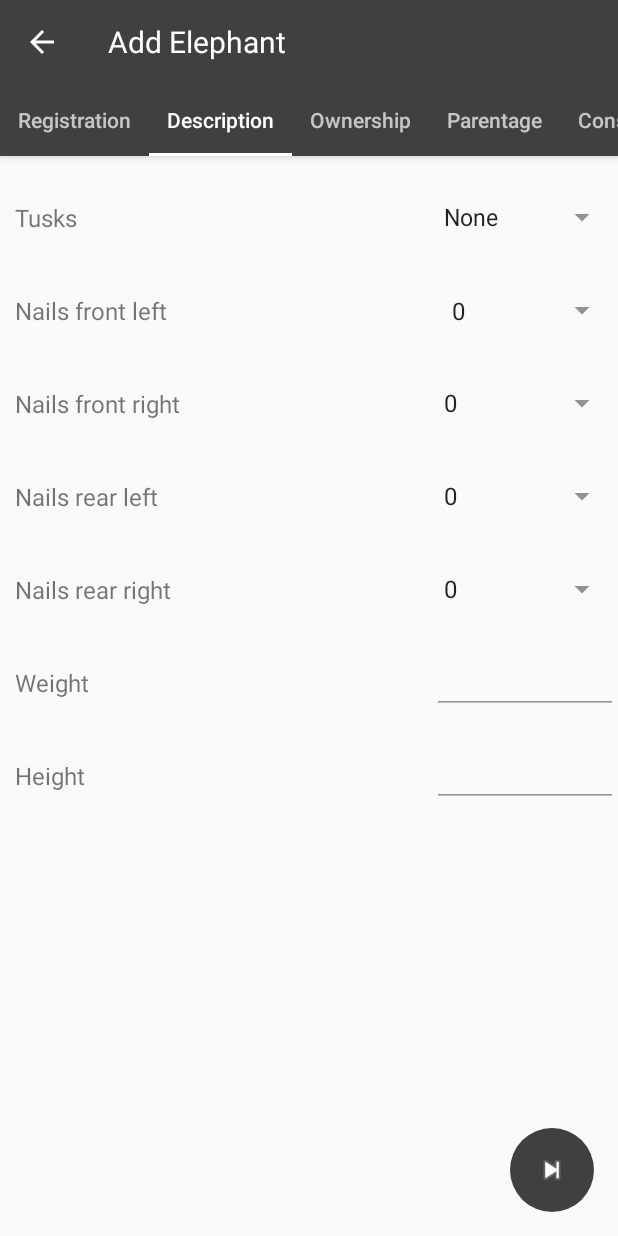
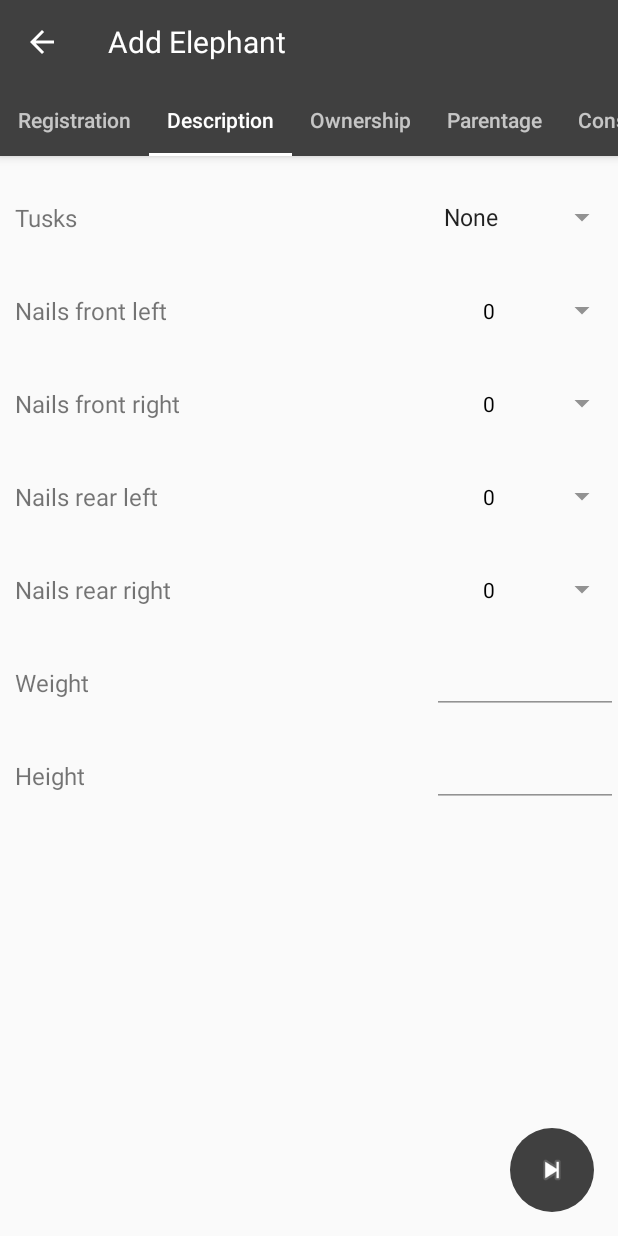
Before and after one commit to ElephantAsia/Elephant-Asia-mobile, an Android app: the AddElephantActivity screen opened directly, with no data from a screen before it, tab 2 chosen, on a phone screen of 412 x 824 dp. Run offline under Robolectric (Android 15) with nearby library versions, the phone set to English and light mode, and no system bars.

Commit message:
add elephant description layout

```diff
--- a/app/src/main/java/fr/elefantasia/elefantasia/activities/AddElephantActivity.java
+++ b/app/src/main/java/fr/elefantasia/elefantasia/activities/AddElephantActivity.java
@@ -6,26 +6,25 @@ import android.support.design.widget.TabLayout;
 import android.support.v4.view.ViewPager;
 import android.support.v7.app.AppCompatActivity;
 import android.support.v7.widget.Toolbar;
-import android.util.Log;
 import android.view.View;
 import android.view.ViewTreeObserver;
 
 import fr.elefantasia.elefantasia.R;
 import fr.elefantasia.elefantasia.adapter.ViewPagerAdapter;
-import fr.elefantasia.elefantasia.database.ElefantDatabase;
-import fr.elefantasia.elefantasia.fragment.AddElephantConsultationFragment;
-import fr.elefantasia.elefantasia.fragment.AddElephantDescriptionFragment;
-import fr.elefantasia.elefantasia.fragment.AddElephantDocumentFragment;
-import fr.elefantasia.elefantasia.fragment.AddElephantLocationFragment;
-import fr.elefantasia.elefantasia.fragment.AddElephantOwnershipFragment;
-import fr.elefantasia.elefantasia.fragment.AddElephantParentageFragment;
-import fr.elefantasia.elefantasia.fragment.AddElephantRegistrationFragment;
+import fr.elefantasia.elefantasia.database.ElephantDatabase;
+import fr.elefantasia.elefantasia.fragment.addElephant.AddElephantConsultationFragment;
+import fr.elefantasia.elefantasia.fragment.addElephant.AddElephantDescriptionFragment;
+import fr.elefantasia.elefantasia.fragment.addElephant.AddElephantDocumentFragment;
+import fr.elefantasia.elefantasia.fragment.addElephant.AddElephantLocationFragment;
+import fr.elefantasia.elefantasia.fragment.addElephant.AddElephantOwnershipFragment;
+import fr.elefantasia.elefantasia.fragment.addElephant.AddElephantParentageFragment;
+import fr.elefantasia.elefantasia.fragment.addElephant.AddElephantRegistrationFragment;
 import fr.elefantasia.elefantasia.utils.ElephantInfo;
 import fr.elefantasia.elefantasia.utils.StaticTools;
 
 public class AddElephantActivity extends AppCompatActivity {
 
-    private ElefantDatabase database;
+    private ElephantDatabase database;
     private TabLayout tabLayout;
     private ViewPager viewPager;
 
@@ -70,7 +69,7 @@ public class AddElephantActivity extends AppCompatActivity {
         tabLayout = (TabLayout) findViewById(R.id.tabs);
         tabLayout.setupWithViewPager(viewPager);
 
-        database = new ElefantDatabase(this);
+        database = new ElephantDatabase(this);
         database.open();
     }
 
--- a/app/src/main/java/fr/elefantasia/elefantasia/activities/ConsultationActivity.java
+++ b/app/src/main/java/fr/elefantasia/elefantasia/activities/ConsultationActivity.java
@@ -8,7 +8,7 @@ import android.widget.TextView;
 import android.widget.Toast;
 
 import fr.elefantasia.elefantasia.R;
-import fr.elefantasia.elefantasia.database.ElefantDatabase;
+import fr.elefantasia.elefantasia.database.ElephantDatabase;
 import fr.elefantasia.elefantasia.fragment.ElephantConsultationFragment;
 import fr.elefantasia.elefantasia.interfaces.ConsultationInterface;
 import fr.elefantasia.elefantasia.utils.ElephantInfo;
@@ -17,7 +17,7 @@ import static fr.elefantasia.elefantasia.activities.SearchBrowserActivity.EXTRA_
 
 public class ConsultationActivity extends AppCompatActivity implements ConsultationInterface {
 
-    private ElefantDatabase database;
+    private ElephantDatabase database;
     private ElephantInfo elephantInfo;
 
     private Toolbar toolbar;
@@ -31,7 +31,7 @@ public class ConsultationActivity extends AppCompatActivity implements Consultat
         super.onCreate(savedInstanceState);
         setContentView(R.layout.consultation_activity);
 
-        database = new ElefantDatabase(this);
+        database = new ElephantDatabase(this);
         database.open();
 
         toolbar = (Toolbar)findViewById(R.id.toolbar);
--- a/app/src/main/java/fr/elefantasia/elefantasia/database/ElefantDatabase.java
+++ b/app/src/main/java/fr/elefantasia/elefantasia/database/ElephantDatabase.java
@@ -21,7 +21,7 @@ import fr.elefantasia.elefantasia.utils.ElephantInfo;
  * Cette classe a pour but de gérer la base donnée Elefant
  */
 
-public class ElefantDatabase {
+public class ElephantDatabase {
 
     /**
      * Version de la base de donnée
@@ -49,7 +49,7 @@ public class ElefantDatabase {
      *
      * @param context Le contexte
      */
-    public ElefantDatabase(Context context) {
+    public ElephantDatabase(Context context) {
         mySQLite = new MySQLite(context, NOM_BDD, null, VERSION_BDD);
 
     }
@@ -225,9 +225,3 @@ public class ElefantDatabase {
     }
 
 }
-
-
-/*Cursor c = database.query(MySQLite.TABLE_NAME, new String[] {MySQLite.COL_ID, MySQLite.COL_NAME},
-        MySQLite.COL_NAME + " LIKE \"" + name +"\"", null, null, null, null);
-
-return (cursorToELefant(c));*/
--- a/app/src/main/java/fr/elefantasia/elefantasia/fragment/AddElephantDescriptionFragment.java
+++ b/app/src/main/java/fr/elefantasia/elefantasia/fragment/addElephant/AddElephantDescriptionFragment.java
@@ -1,15 +1,21 @@
-package fr.elefantasia.elefantasia.fragment;
+package fr.elefantasia.elefantasia.fragment.addElephant;
 
 
 import android.os.Bundle;
 import android.support.design.widget.FloatingActionButton;
 import android.support.v4.app.Fragment;
+import android.view.Gravity;
 import android.view.LayoutInflater;
 import android.view.View;
 import android.view.ViewGroup;
 import android.widget.ArrayAdapter;
 import android.widget.EditText;
 import android.widget.Spinner;
+import android.widget.TextView;
+
+import java.util.ArrayList;
+import java.util.Arrays;
+import java.util.List;
 
 import fr.elefantasia.elefantasia.R;
 import fr.elefantasia.elefantasia.interfaces.AddElephantInterface;
@@ -50,28 +56,28 @@ public class AddElephantDescriptionFragment extends Fragment {
             }
         });
 
-        Integer[] maxNailsFront = new Integer[]{0,1,2,3,4,5};
-        Integer[] maxNailsRear = new Integer[]{0,1,2,3,4};
-        ArrayAdapter<Integer> adapter = new ArrayAdapter<Integer>(this.getActivity(), android.R.layout.simple_spinner_item, maxNailsFront);
+        List<String> maxFront = Arrays.asList("0", "1", "2", "3", "4");
+        List<String> maxRear = Arrays.asList("0", "1", "2", "3", "4", "5");
 
-        tuskSpinner = (Spinner) view.findViewById(R.id.elephant_tusks_spinner);
+        ArrayAdapter<String> adapterFront = new ArrayAdapter<>(getContext(), R.layout.ea_spinner, maxFront);
+        ArrayAdapter<String> adapterRear = new ArrayAdapter<>(getContext(), R.layout.ea_spinner, maxRear);
+
         nailsFrontLeft = (Spinner) view.findViewById(R.id.elephant_nails_front_left);
         nailsFrontRight = (Spinner) view.findViewById(R.id.elephant_nails_front_right);
         nailsRearLeft = (Spinner) view.findViewById(R.id.elephant_nails_rear_left);
         nailsRearRight = (Spinner) view.findViewById(R.id.elephant_nails_rear_right);
 
-        nailsFrontLeft.setAdapter(adapter);
-        nailsFrontRight.setAdapter(adapter);
-        adapter = new ArrayAdapter<Integer>(this.getActivity(), android.R.layout.simple_spinner_item, maxNailsRear);
-        nailsRearLeft.setAdapter(adapter);
-        nailsRearRight.setAdapter(adapter);
+        nailsFrontLeft.setAdapter(adapterFront);
+        nailsFrontRight.setAdapter(adapterFront);
+        nailsRearLeft.setAdapter(adapterRear);
+        nailsRearRight.setAdapter(adapterRear);
 
         weightEditText = (EditText) view.findViewById(R.id.elephant_weight);
         heightEditText = (EditText) view.findViewById(R.id.elephant_height);
 
-
-
         return (view);
     }
 
+
+
 }
--- a/app/src/main/java/fr/elefantasia/elefantasia/fragment/AddElephantOwnershipFragment.java
+++ b/app/src/main/java/fr/elefantasia/elefantasia/fragment/addElephant/AddElephantDocumentFragment.java
@@ -1,4 +1,4 @@
-package fr.elefantasia.elefantasia.fragment;
+package fr.elefantasia.elefantasia.fragment.addElephant;
 
 
 import android.os.Bundle;
@@ -11,11 +11,11 @@ import android.view.ViewGroup;
 import fr.elefantasia.elefantasia.R;
 import fr.elefantasia.elefantasia.interfaces.AddElephantInterface;
 
-public class AddElephantOwnershipFragment extends Fragment {
+public class AddElephantDocumentFragment extends Fragment {
 
     private FloatingActionButton fabNext;
 
-    public AddElephantOwnershipFragment() {
+    public AddElephantDocumentFragment() {
     }
 
     @Override
@@ -27,9 +27,9 @@ public class AddElephantOwnershipFragment extends Fragment {
     public View onCreateView(LayoutInflater inflater, ViewGroup container,
                              Bundle savedInstanceState) {
 
-        View view = inflater.inflate(R.layout.add_elephant_ownership_fragment, container, false);
+        View view = inflater.inflate(R.layout.add_elephant_document_fragment, container, false);
 
-        fabNext = (FloatingActionButton)view.findViewById(R.id.elephant_ownership_fab);
+        fabNext = (FloatingActionButton)view.findViewById(R.id.elephant_document_fab);
         fabNext.setOnClickListener(new View.OnClickListener() {
             @Override
             public void onClick(View v) {
--- a/app/src/main/java/fr/elefantasia/elefantasia/fragment/AddElephantConsultationFragment.java
+++ b/app/src/main/java/fr/elefantasia/elefantasia/fragment/addElephant/AddElephantOwnershipFragment.java
@@ -1,4 +1,4 @@
-package fr.elefantasia.elefantasia.fragment;
+package fr.elefantasia.elefantasia.fragment.addElephant;
 
 
 import android.os.Bundle;
@@ -11,11 +11,11 @@ import android.view.ViewGroup;
 import fr.elefantasia.elefantasia.R;
 import fr.elefantasia.elefantasia.interfaces.AddElephantInterface;
 
-public class AddElephantConsultationFragment extends Fragment {
+public class AddElephantOwnershipFragment extends Fragment {
 
     private FloatingActionButton fabNext;
 
-    public AddElephantConsultationFragment() {
+    public AddElephantOwnershipFragment() {
     }
 
     @Override
@@ -27,9 +27,9 @@ public class AddElephantConsultationFragment extends Fragment {
     public View onCreateView(LayoutInflater inflater, ViewGroup container,
                              Bundle savedInstanceState) {
 
-        View view = inflater.inflate(R.layout.add_elephant_consultation_fragment, container, false);
+        View view = inflater.inflate(R.layout.add_elephant_ownership_fragment, container, false);
 
-        fabNext = (FloatingActionButton)view.findViewById(R.id.elephant_consultation_fab);
+        fabNext = (FloatingActionButton)view.findViewById(R.id.elephant_ownership_fab);
         fabNext.setOnClickListener(new View.OnClickListener() {
             @Override
             public void onClick(View v) {
--- a/app/src/main/java/fr/elefantasia/elefantasia/fragment/AddElephantRegistrationFragment.java
+++ b/app/src/main/java/fr/elefantasia/elefantasia/fragment/addElephant/AddElephantRegistrationFragment.java
@@ -1,23 +1,20 @@
-package fr.elefantasia.elefantasia.fragment;
+package fr.elefantasia.elefantasia.fragment.addElephant;
 
 import android.databinding.DataBindingUtil;
-import android.databinding.ViewDataBinding;
 import android.os.Bundle;
 import android.support.annotation.Nullable;
 import android.support.design.widget.FloatingActionButton;
 import android.support.v4.app.Fragment;
 import android.view.LayoutInflater;
-import android.view.MotionEvent;
 import android.view.View;
 import android.view.ViewGroup;
-import android.widget.EditText;
 
 import fr.elefantasia.elefantasia.R;
 import fr.elefantasia.elefantasia.activities.AddElephantActivity;
 import fr.elefantasia.elefantasia.databinding.AddElephantRegistrationFragmentBinding;
 import fr.elefantasia.elefantasia.utils.ElephantInfo;
+import fr.elefantasia.elefantasia.utils.StaticTools;
 
-import static fr.elefantasia.elefantasia.utils.StaticTools.hideSoftKeyboard;
 
 
 public class AddElephantRegistrationFragment extends Fragment {
@@ -41,9 +38,7 @@ public class AddElephantRegistrationFragment extends Fragment {
         fabNext.setOnClickListener(new View.OnClickListener() {
             @Override
             public void onClick(View v) {
-                if (confirm()) {
-                    ((AddElephantActivity) getActivity()).nextPage();
-                }
+            ((AddElephantActivity) getActivity()).nextPage();
             }
         });
 
@@ -53,38 +48,11 @@ public class AddElephantRegistrationFragment extends Fragment {
     @Override
     public void onActivityCreated(@Nullable Bundle savedInstanceState) {
         super.onActivityCreated(savedInstanceState);
-        setupEditText(getView());
-    }
-
-    public void setupEditText(View view) {
-
-        // Set up touch listener for non-text box views to hide keyboard.
-        if (!(view instanceof EditText)) {
-            view.setOnTouchListener(new View.OnTouchListener() {
-                public boolean onTouch(View v, MotionEvent event) {
-                    hideSoftKeyboard(getActivity());
-                    return false;
-                }
-            });
-        }
-
-        //If a layout container, iterate over children and seed recursion.
-        if (view instanceof ViewGroup) {
-            for (int i = 0; i < ((ViewGroup) view).getChildCount(); i++) {
-                View innerView = ((ViewGroup) view).getChildAt(i);
-                setupEditText(innerView);
-            }
-        }
+        StaticTools.setupHideKeyboardListener(getView(), getActivity());
     }
 
     @Override
     public void onDestroy() {
         super.onDestroy();
     }
-
-    private boolean confirm() {
-        return true;
-//        return (confirmName() && confirmNickname() && confirmId() && confirmChip() && confirmSex()
-//                && confirmBirthdate());
-    }
 }
--- a/app/src/main/java/fr/elefantasia/elefantasia/utils/StaticTools.java
+++ b/app/src/main/java/fr/elefantasia/elefantasia/utils/StaticTools.java
@@ -8,8 +8,11 @@ import android.support.annotation.Nullable;
 import android.util.DisplayMetrics;
 import android.util.Log;
 import android.util.TypedValue;
+import android.view.MotionEvent;
 import android.view.View;
+import android.view.ViewGroup;
 import android.view.inputmethod.InputMethodManager;
+import android.widget.EditText;
 import android.widget.TextView;
 
 import java.io.ByteArrayOutputStream;
@@ -104,14 +107,39 @@ public class StaticTools {
      */
     public static void hideSoftKeyboard(Activity activity) {
         InputMethodManager inputMethodManager = (InputMethodManager) activity.getSystemService(Activity.INPUT_METHOD_SERVICE);
-        inputMethodManager.hideSoftInputFromWindow(activity.getCurrentFocus().getWindowToken(), 0);
+
+        View currentFocus = activity.getCurrentFocus();
+        if (currentFocus != null) {
+            inputMethodManager.hideSoftInputFromWindow(currentFocus.getWindowToken(), 0);
+        }
     }
 
+    /**
+     * Attach a listener that hide keyboard to all View and nested View except EditText
+     * It allows the soft keyboard to get hidden automatically when EditText is not focus
+     *
+     * @param view  Current view
+     * @param activity  Current activity
+     */
+    public static void setupHideKeyboardListener(View view, final Activity activity) {
+        // Set up touch listener for non-text box views to hide keyboard.
+        if (!(view instanceof EditText)) {
+            view.setOnTouchListener(new View.OnTouchListener() {
+                public boolean onTouch(View v, MotionEvent event) {
+                    hideSoftKeyboard(activity);
+                    return false;
+                }
+            });
+        }
 
-//    public static void hideKeyboard(Context ctx, View view) {
-//        InputMethodManager inputMethodManager = (InputMethodManager)ctx.getSystemService(Activity.INPUT_METHOD_SERVICE);
-//        inputMethodManager.hideSoftInputFromWindow(view.getWindowToken(), 0);
-//    }
+        //If a layout container, iterate over children and seed recursion.
+        if (view instanceof ViewGroup) {
+            for (int i = 0; i < ((ViewGroup) view).getChildCount(); i++) {
+                View innerView = ((ViewGroup) view).getChildAt(i);
+                setupHideKeyboardListener(innerView, activity);
+            }
+        }
+    }
 
     /**
      * Check if keyboard is display.
--- a/app/src/main/res/layout/add_elephant_description_fragment.xml
+++ b/app/src/main/res/layout/add_elephant_description_fragment.xml
@@ -1,7 +1,6 @@
 <RelativeLayout
     xmlns:android="http://schemas.android.com/apk/res/android"
     xmlns:app="http://schemas.android.com/apk/res-auto"
-    xmlns:tools="http://schemas.android.com/tools"
     android:layout_width="match_parent"
     android:layout_height="match_parent">
 
@@ -63,7 +62,6 @@
                     android:layout_weight="0.3"
                     android:layout_height="wrap_content"
                     android:gravity="start"
-                    android:padding="5dp"
                     />
             </LinearLayout>
 
@@ -162,7 +160,10 @@
                     android:layout_weight="0.3"
                     android:layout_height="match_parent"
                     android:inputType="numberSigned"
-                    android:id="@+id/elephant_weight" />
+                    android:id="@+id/elephant_weight"
+                    android:gravity="center"
+                    />
+
             </LinearLayout>
 
             <LinearLayout
@@ -172,6 +173,7 @@
                 android:gravity="center_vertical"
                 android:layout_marginTop="@dimen/regular_vertical_margin"
                 >
+
 
                 <TextView
                     android:layout_width="0dp"
@@ -188,6 +190,7 @@
                     android:layout_weight="0.3"
                     android:inputType="numberSigned"
                     android:id="@+id/elephant_height"
+                    android:gravity="center"
                     />
 
             </LinearLayout>
--- /dev/null
+++ b/app/src/main/res/layout/ea_spinner.xml
@@ -0,0 +1,9 @@
+<?xml version="1.0" encoding="utf-8"?>
+<TextView xmlns:android="http://schemas.android.com/apk/res/android"
+    android:layout_width="match_parent"
+    android:layout_height="wrap_content"
+    android:paddingBottom="5dp"
+    android:paddingTop="5dp"
+    android:gravity="center"
+    android:textColor="@android:color/black"
+    />
--- a/app/src/main/res/values/strings.xml
+++ b/app/src/main/res/values/strings.xml
@@ -105,7 +105,6 @@
         <item>Both</item>
     </string-array>
 
-
     <string name="elephant_consultation_title">%1$s - #%2$s</string>
 
     <string name="tusk">Tusks</string>
--- a/build.gradle
+++ b/build.gradle
@@ -5,7 +5,7 @@ buildscript {
         jcenter()
     }
     dependencies {
-        classpath 'com.android.tools.build:gradle:2.2.3'
+        classpath 'com.android.tools.build:gradle:2.3.0'
 
         // NOTE: Do not place your application dependencies here; they belong
         // in the individual module build.gradle files
```
Also changed, not shown: app/build.gradle (+8 -8 lines), app/src/main/java/fr/elefantasia/elefantasia/activities/SearchBrowserActivity.java (+3 -4 lines), app/src/main/java/fr/elefantasia/elefantasia/fragment/ElephantConsultationFragment.java (+6 -33 lines), app/src/main/java/fr/elefantasia/elefantasia/fragment/SearchFragment.java (+12 -29 lines), app/src/main/java/fr/elefantasia/elefantasia/fragment/addElephant/AddElephantConsultationFragment.java (renamed from app/src/main/java/fr/elefantasia/elefantasia/fragment/AddElephantDocumentFragment.java, +5 -5 lines), app/src/main/java/fr/elefantasia/elefantasia/fragment/addElephant/AddElephantLocationFragment.java (renamed from app/src/main/java/fr/elefantasia/elefantasia/fragment/AddElephantParentageFragment.java, +5 -5 lines), app/src/main/java/fr/elefantasia/elefantasia/fragment/addElephant/AddElephantParentageFragment.java (renamed from app/src/main/java/fr/elefantasia/elefantasia/fragment/AddElephantLocationFragment.java, +5 -5 lines), app/src/main/res/values/styles.xml (+8 -0 lines), gradle/wrapper/gradle-wrapper.properties.
